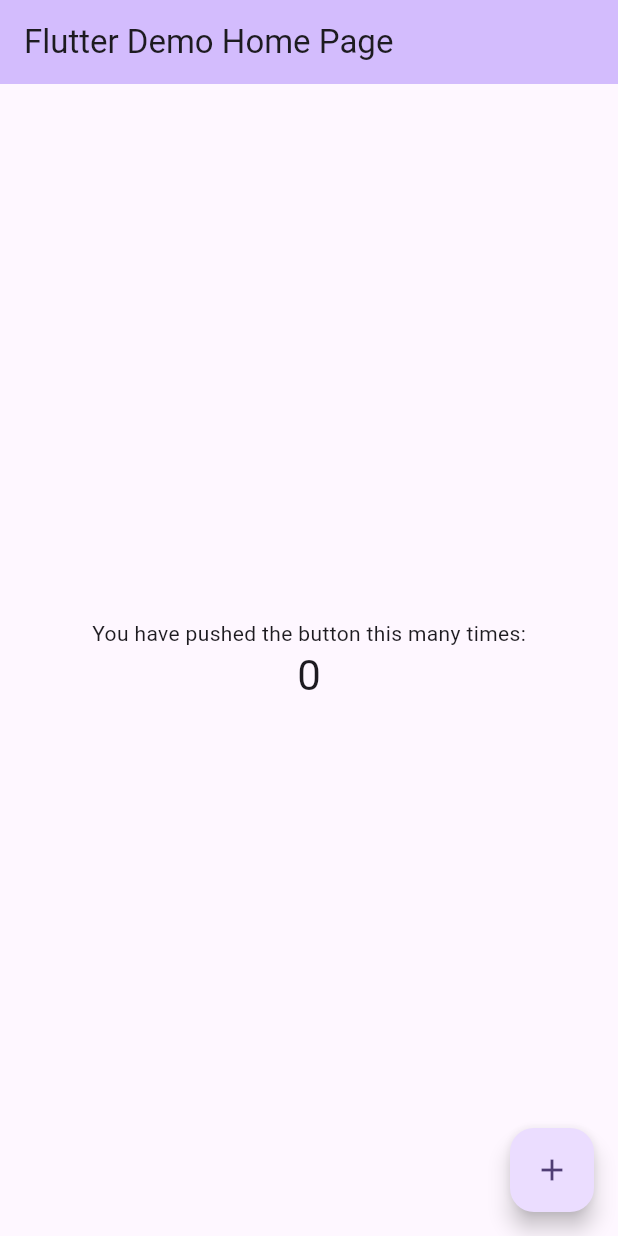
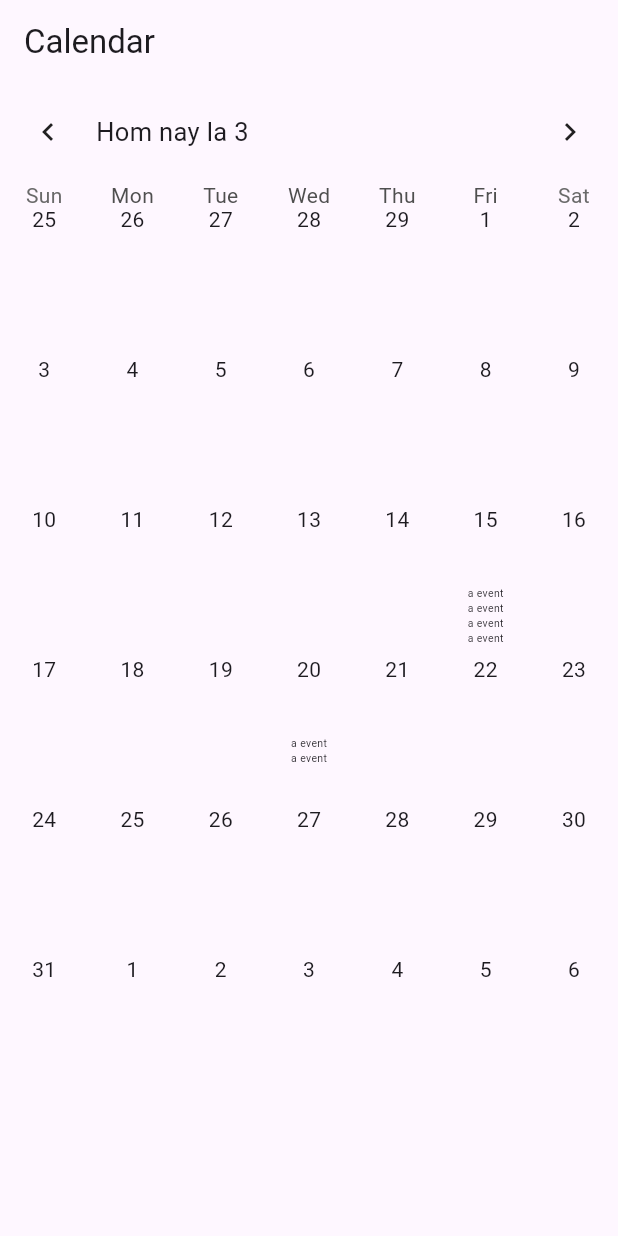
Before and after one commit to loctt-executionlab/calendar_demo, a Flutter app: the screen it shows after launch, on a phone screen of 412 x 824 dp. Run offline on Flutter 3.47's test engine with Material 3 defaults, Android fonts, the phone set to English and light mode, and no system bars; drawn by our look-alikes of table_calendar; our stand-ins replace flutter_riverpod, riverpod_annotation; missing offline and left inert: device_calendar; generated files the repository leaves out were written again.

Commit message:
add stubs

```diff
--- a/lib/app.dart
+++ b/lib/app.dart
@@ -1,4 +1,4 @@
-import 'package:calendar_demo/calendar/providers/device_calendar.dart';
+import 'package:calendar_demo/calendar/views/monthly_calendar.dart';
 import 'package:flutter/material.dart';
 import 'package:flutter_riverpod/flutter_riverpod.dart';
 
@@ -14,82 +14,21 @@ class MyApp extends StatelessWidget {
         colorScheme: ColorScheme.fromSeed(seedColor: Colors.deepPurple),
         useMaterial3: true,
       ),
-      home: const MyHomePage(title: 'Flutter Demo Home Page'),
+      home: const HomePage(),
     );
   }
 }
 
-class MyHomePage extends ConsumerStatefulWidget {
-  const MyHomePage({super.key, required this.title});
-
-  final String title;
+class HomePage extends ConsumerWidget {
+  const HomePage({super.key});
 
   @override
-  ConsumerState<ConsumerStatefulWidget> createState() => _MyHomePageState();
-}
-
-class _MyHomePageState extends ConsumerState<MyHomePage> {
-  int _counter = 0;
-
-  void _incrementCounter() {
-    setState(() {
-      _counter++;
-    });
-  }
-
-  @override
-  Widget build(BuildContext context) {
-    ref.watch(deviceCalendarProvider);
-    // This method is rerun every time setState is called, for instance as done
-    // by the _incrementCounter method above.
-    //
-    // The Flutter framework has been optimized to make rerunning build methods
-    // fast, so that you can just rebuild anything that needs updating rather
-    // than having to individually change instances of widgets.
+  Widget build(BuildContext context, WidgetRef ref) {
     return Scaffold(
       appBar: AppBar(
-        // TRY THIS: Try changing the color here to a specific color (to
-        // Colors.amber, perhaps?) and trigger a hot reload to see the AppBar
-        // change color while the other colors stay the same.
-        backgroundColor: Theme.of(context).colorScheme.inversePrimary,
-        // Here we take the value from the MyHomePage object that was created by
-        // the App.build method, and use it to set our appbar title.
-        title: Text(widget.title),
+        title: Text("Calendar"),
       ),
-      body: Center(
-        // Center is a layout widget. It takes a single child and positions it
-        // in the middle of the parent.
-        child: Column(
-          // Column is also a layout widget. It takes a list of children and
-          // arranges them vertically. By default, it sizes itself to fit its
-          // children horizontally, and tries to be as tall as its parent.
-          //
-          // Column has various properties to control how it sizes itself and
-          // how it positions its children. Here we use mainAxisAlignment to
-          // center the children vertically; the main axis here is the vertical
-          // axis because Columns are vertical (the cross axis would be
-          // horizontal).
-          //
-          // TRY THIS: Invoke "debug painting" (choose the "Toggle Debug Paint"
-          // action in the IDE, or press "p" in the console), to see the
-          // wireframe for each widget.
-          mainAxisAlignment: MainAxisAlignment.center,
-          children: <Widget>[
-            const Text(
-              'You have pushed the button this many times:',
-            ),
-            Text(
-              '$_counter',
-              style: Theme.of(context).textTheme.headlineMedium,
-            ),
-          ],
-        ),
-      ),
-      floatingActionButton: FloatingActionButton(
-        onPressed: _incrementCounter,
-        tooltip: 'Increment',
-        child: const Icon(Icons.add),
-      ), // This trailing comma makes auto-formatting nicer for build methods.
+      body: MonthlyCalendar(),
     );
   }
 }
--- /dev/null
+++ b/lib/calendar/services/calendar_plugin.dart
@@ -0,0 +1,9 @@
+import 'package:device_calendar/device_calendar.dart';
+import 'package:riverpod_annotation/riverpod_annotation.dart';
+
+part 'calendar_plugin.g.dart';
+
+@riverpod
+DeviceCalendarPlugin deviceCalendarPlugin(DeviceCalendarPluginRef ref) {
+  return DeviceCalendarPlugin();
+}
--- /dev/null
+++ b/lib/calendar/views/monthly_calendar.dart
@@ -0,0 +1,128 @@
+import 'package:calendar_demo/calendar/domains/model/models.dart';
+import 'package:flutter/material.dart';
+import 'package:flutter_riverpod/flutter_riverpod.dart';
+import 'package:table_calendar/table_calendar.dart';
+
+class MonthlyCalendar extends ConsumerWidget {
+  const MonthlyCalendar({super.key});
+
+  @override
+  Widget build(BuildContext context, WidgetRef ref) {
+    return TableCalendar(
+      calendarFormat: CalendarFormat.month,
+      availableCalendarFormats: const {CalendarFormat.month: 'month'},
+      availableGestures: AvailableGestures.all,
+      rowHeight: 100,
+      daysOfWeekVisible: true,
+      headerStyle: HeaderStyle(
+        titleTextFormatter: (date, locale) {
+          return "Hom nay la ${date.month}";
+        },
+      ),
+      calendarBuilders: CalendarBuilders(
+        defaultBuilder: (context, day, focusedDay) {
+          return CalendarCell(
+            date: day.day.toString(),
+            events: [],
+          );
+        },
+        outsideBuilder: (context, day, focusedDay) {
+          return CalendarCell(date: day.day.toString(), events: []);
+        },
+        todayBuilder: (context, day, focusedDay) {
+          return CalendarCell(date: day.day.toString(), events: []);
+        },
+        markerBuilder: (context, day, events) {
+          return Container(
+            color: Colors.transparent,
+            child: Column(
+              mainAxisAlignment: MainAxisAlignment.start,
+              children: [
+                const SizedBox(
+                  height: 55,
+                ),
+                ...events.map((e) => const Text(
+                      "a event",
+                      maxLines: 1,
+                      textScaler: TextScaler.linear(0.5),
+                    ))
+              ],
+            ),
+          );
+        },
+      ),
+      weekNumbersVisible: false,
+      selectedDayPredicate: (day) {
+        if (DateUtils.isSameDay(day, DateTime(2023, 7, 25))) {
+          return true;
+        }
+        return false;
+      },
+      eventLoader: (day) {
+        if (day.day == 15) {
+          return [
+            CalendarEvent(),
+            CalendarEvent(),
+            CalendarEvent(),
+            CalendarEvent(),
+          ];
+        } else if (day.day == 20) {
+          return [
+            CalendarEvent(),
+            CalendarEvent(),
+          ];
+        } else {
+          return const [];
+        }
+      },
+      calendarStyle: const CalendarStyle(
+        markersOffset: PositionedOffset(top: -50),
+        canMarkersOverflow: false,
+      ),
+      firstDay: DateTime.utc(2010, 10, 16),
+      lastDay: DateTime.utc(2030, 3, 14),
+      focusedDay: DateTime.now(),
+    );
+  }
+}
+
+class CalendarCell extends StatelessWidget {
+  const CalendarCell({super.key, required this.date, required this.events});
+
+  final String date;
+
+  final List<CalendarEvent> events;
+
+  @override
+  Widget build(BuildContext context) {
+    return SizedBox(
+      height: 70,
+      child: Column(
+        children: [
+          Text(date),
+          ...buildEventColumn(),
+        ],
+      ),
+    );
+  }
+
+  List<Widget> buildEventColumn() {
+    if (events.isEmpty) return [];
+
+    var result = <Widget>[];
+    for (var i = 0; i < 3 || i < events.length; i++) {
+      result.add(buildEvent(events[i]));
+    }
+    if (events.length > 3) {
+      final leftoverEventCount = events.length - 3;
+      result.add(Text("+ $leftoverEventCount"));
+    }
+    return result;
+  }
+
+  Widget buildEvent(CalendarEvent event) {
+    return const Row(
+      children: [Text("俺のイタリアン")],
+    );
+  }
+}
--- /dev/null
+++ b/lib/utils/device_calendar_utils.dart
@@ -0,0 +1,3 @@
+import 'package:device_calendar/device_calendar.dart';
+
+extension on RetrieveEventsParams {}
--- a/pubspec.yaml
+++ b/pubspec.yaml
@@ -39,6 +39,8 @@ dependencies:
   flutter_riverpod: ^2.5.1
   riverpod_annotation: ^2.3.5
   hooks_riverpod: ^2.5.1
+  table_calendar: ^3.1.0
+  intl: ^0.19.0
 
 dev_dependencies:
   flutter_test:
```
Also changed, not shown: lib/calendar/domains/model/models.dart (added, +29 -0 lines), lib/calendar/domains/repo/device_calendar_service.dart (added, +26 -0 lines), lib/calendar/providers/device_calendar.dart (deleted, +0 -31 lines), lib/calendar/providers/device_calendar_notifier.dart (added, +21 -0 lines), lib/calendar/providers/device_calendar_notifier.g.dart (added), lib/calendar/services/calendar_plugin.g.dart, pubspec.lock, 3 other files.
